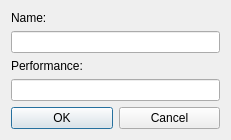
Old version of the form DCGUI/Windows/ComputerDialog.ui in the repository DanielZorin/DataCenters.
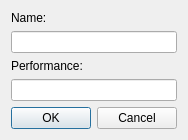
New version of the form.

The edit to the form file:
```diff
--- a/DCGUI/Windows/ComputerDialog.ui
+++ b/DCGUI/Windows/ComputerDialog.ui
@@ -6,7 +6,7 @@
    <rect>
     <x>0</x>
     <y>0</y>
-    <width>231</width>
+    <width>178</width>
     <height>139</height>
    </rect>
   </property>
```
Left out of the diff: 2 changed lines with no effect on the pictures.
